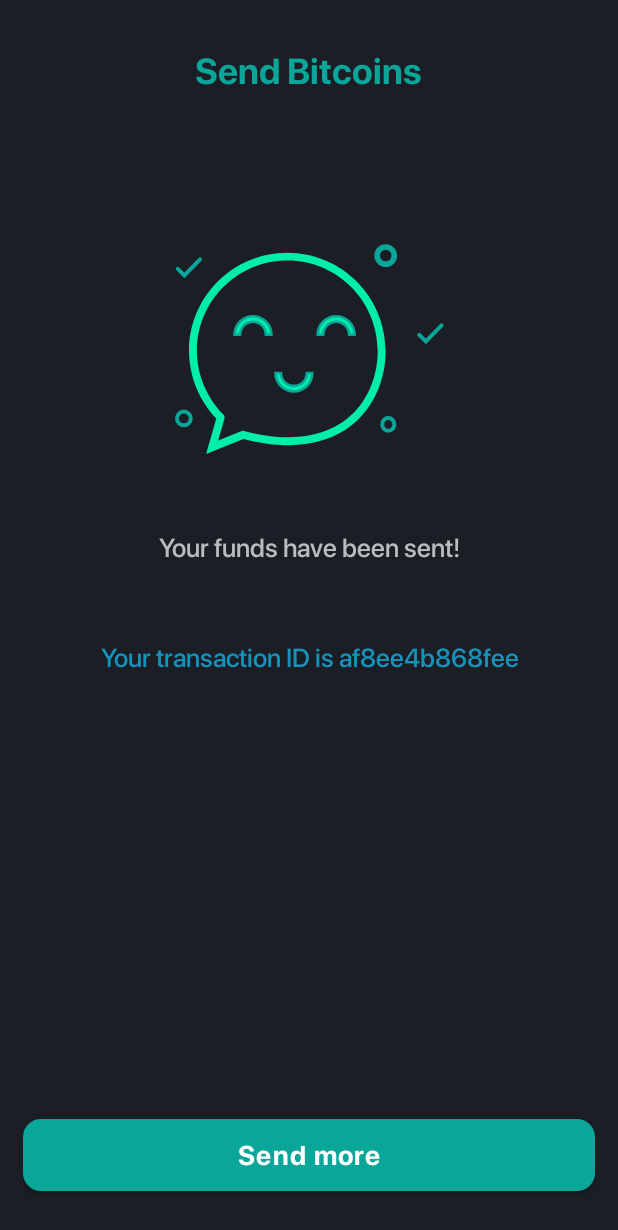
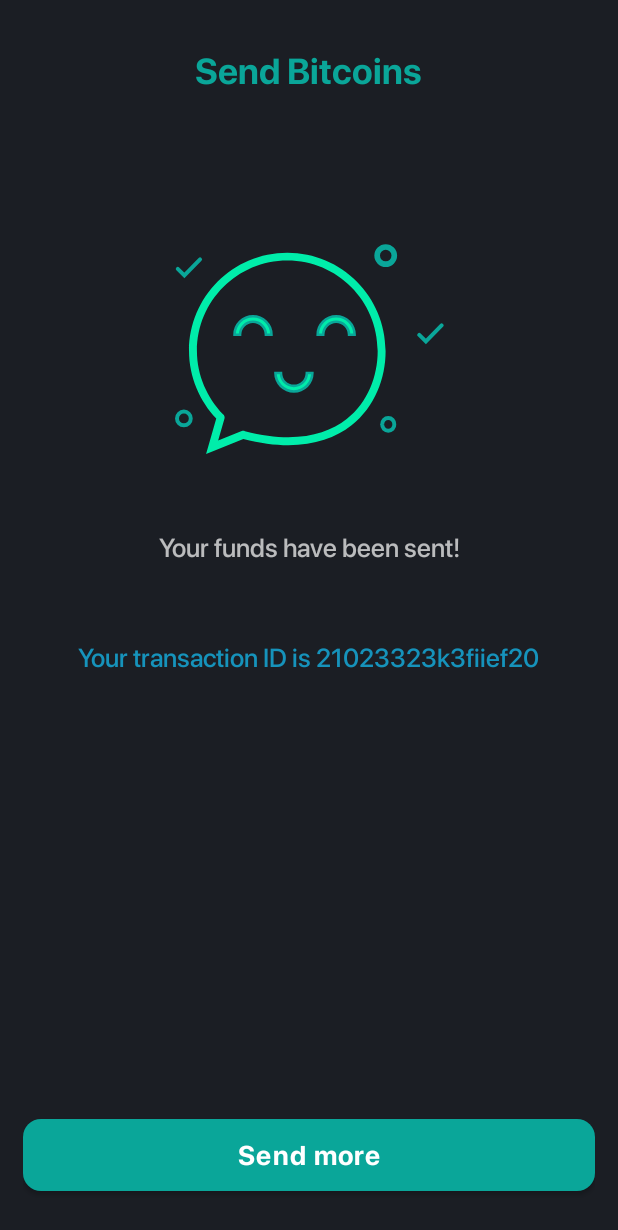
Before and after one commit to taiyrkhassen/bitcoin_wallet, an Android app: the layout fragment_status.xml on its own in the app's theme, with its tools: preview values and no code run, on a phone screen of 412 x 824 dp. Shown: the top 1230 px of the screen. Run offline under Robolectric (Android 15) with nearby library versions, the phone set to English and light mode, and no system bars.

Commit message:
Изменена логика отображаения айди транзакции в статус странице

```diff
--- a/feature/statuspage/src/main/java/com/wallet/app/statuspage/presentation/StatusPageFragment.kt
+++ b/feature/statuspage/src/main/java/com/wallet/app/statuspage/presentation/StatusPageFragment.kt
@@ -31,7 +31,7 @@ class StatusPageFragment :
             viewModel.onButtonSendClicked()
         }
         val txiD = requireArguments().getString(ARG_TX_ID)
-        tvLink.text = txiD
+        tvLink.text = "Your transaction ID is: $txiD"
         tvLink.setOnClickListener {
             val url = "https://blockstream.info/tx/$txiD"
             val i = Intent(Intent.ACTION_VIEW)
--- a/feature/statuspage/src/main/res/layout/fragment_status.xml
+++ b/feature/statuspage/src/main/res/layout/fragment_status.xml
@@ -45,10 +45,11 @@
         android:layout_height="wrap_content"
         android:layout_gravity="center"
         android:layout_marginTop="50dp"
-        android:text="Your funds have been sent!"
+        android:maxLength="350"
         android:textColor="?attr/linkColor"
+        android:gravity="center"
         android:textSize="17sp"
-        tools:text="Your transaction ID is af8ee4b868fee" />
+        tools:text="Your transaction ID is 21023323k3fiief20" />
 
     <View
         android:layout_width="1dp"
```
